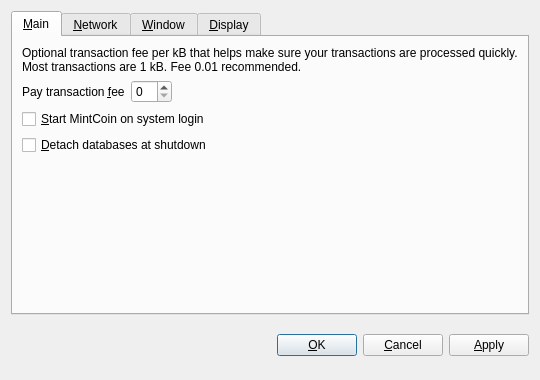
This is src/qt/forms/optionsdialog.ui in ruckard/GreenCoin as Qt 5 draws it before an edit. The edited form follows.
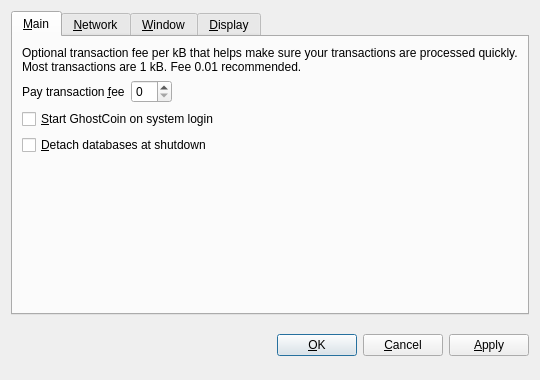
This is the edited form. Custom widgets are drawn as their Qt base class.

Commit message: FORK-GHOST: [REMOVE] [REPLACE-COINNAME] Replace from GreenCoin to GhostCoin .

Patch:
```diff
--- a/src/qt/forms/optionsdialog.ui
+++ b/src/qt/forms/optionsdialog.ui
@@ -82,7 +82,7 @@
           <string>Automatically start MintCoin after logging in to the system.</string>
          </property>
          <property name="text">
-          <string>&amp;Start MintCoin on system login</string>
+          <string>&amp;Start GhostCoin on system login</string>
          </property>
         </widget>
        </item>
```
Left out of the diff: 10 changed lines with no effect on the pictures. The commit also changes 33 other files.
